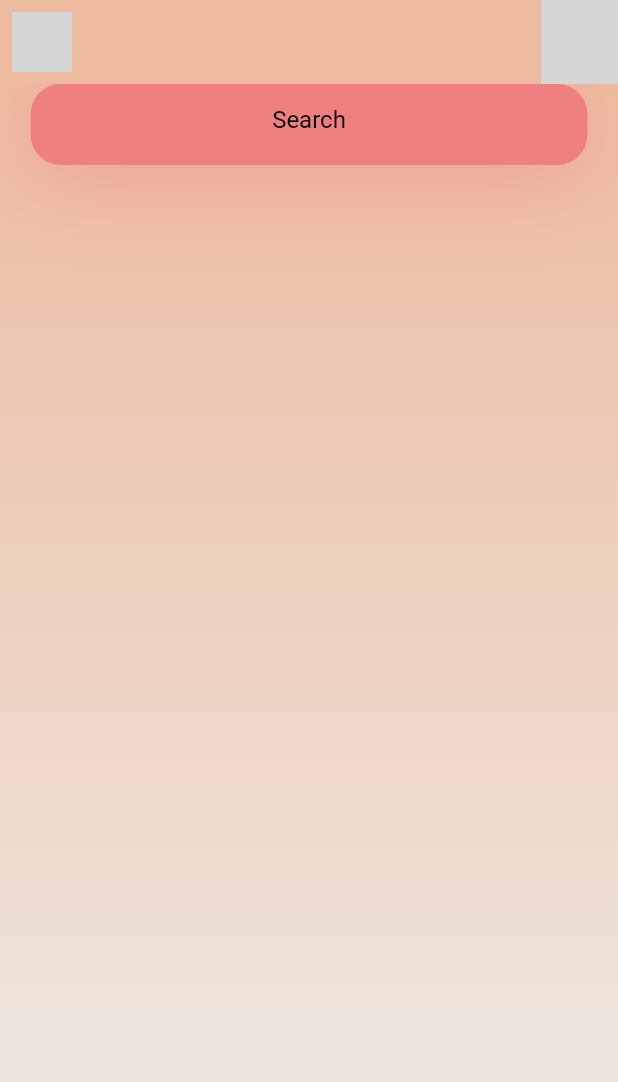
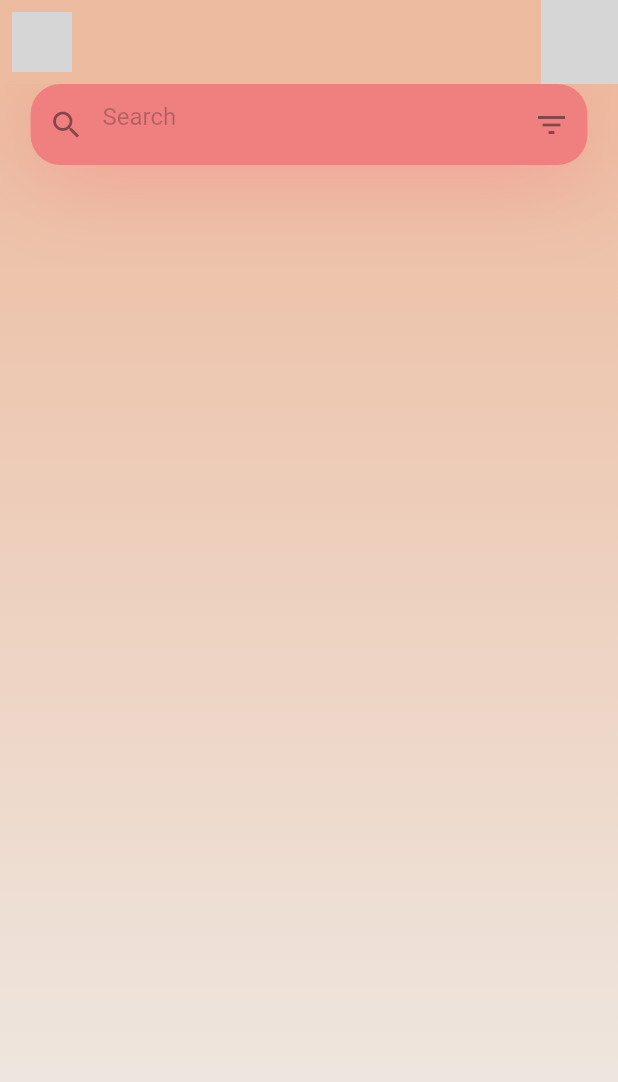
Before and after one commit to YashIngole/CureComm, a Flutter app: the screen it shows after launch, on a phone screen of 412 x 824 dp. Shown: the top 1082 px of the screen. Run offline on Flutter 3.47's test engine with Material 2 defaults, Android fonts, the phone set to English and light mode, and no system bars; our stand-ins replace flutter_svg; grey boxes are pictures that could not be loaded.

Commit message:
fixed search bar and added icons

```diff
--- a/lib/body.dart
+++ b/lib/body.dart
@@ -23,14 +23,16 @@ class body extends StatelessWidget {
               )
             ]),
         child: TextField(
-          textAlign: TextAlign.center,
-          decoration: InputDecoration(
-            hintText: "Search",
-            hintStyle: TextStyle(color: Colors.black),
-            enabledBorder: InputBorder.none,
-            focusedBorder: InputBorder.none,
-          ),
-        ),
+            textAlign: TextAlign.left,
+            decoration: InputDecoration(
+                hintText: "Search",
+                hintStyle: TextStyle(color: Colors.black26),
+                enabledBorder: InputBorder.none,
+                focusedBorder: InputBorder.none,
+                contentPadding: EdgeInsets.all(23.0),
+                prefixIcon: Icon(Icons.search),
+                iconColor: Colors.black,
+                suffixIcon: Icon(Icons.filter_list_sharp))),
       ),
     );
   }
```
